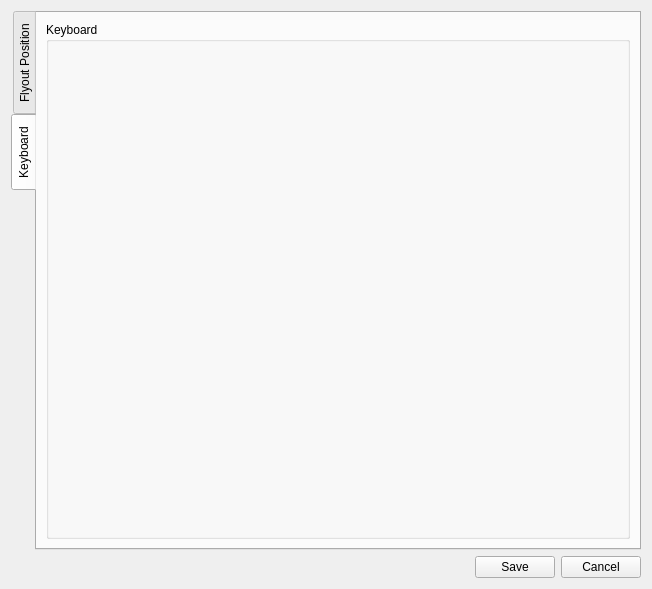
Above: earbug/FormSettingsWindow.ui from DemiRom/EarBug before the change. Below: the same form after it.
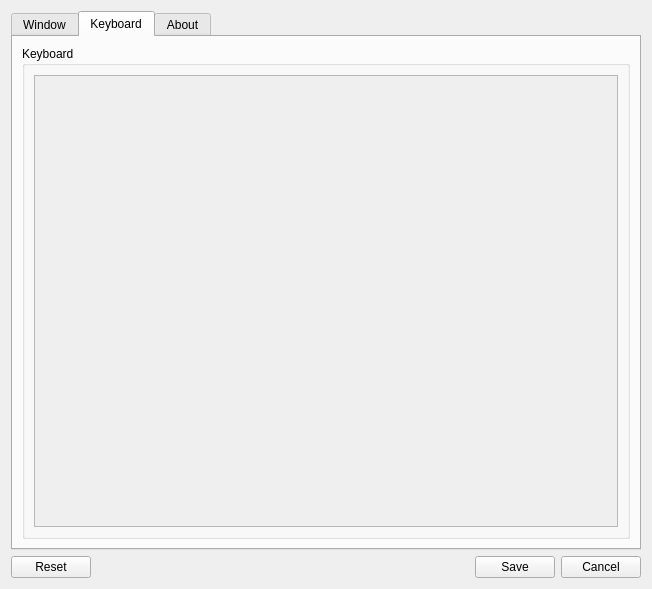
That is the form after the change. The open tabs and pages were chosen to show the change. Icons and pictures are not drawn.

Diff of the .ui file:
```diff
--- a/earbug/FormSettingsWindow.ui
+++ b/earbug/FormSettingsWindow.ui
@@ -21,7 +21,7 @@
        <item row="0" column="0">
         <widget class="QTabWidget" name="tabWidget">
          <property name="tabPosition">
-          <enum>QTabWidget::West</enum>
+          <enum>QTabWidget::North</enum>
          </property>
          <property name="tabShape">
           <enum>QTabWidget::Rounded</enum>
@@ -29,9 +29,15 @@
          <property name="currentIndex">
           <number>0</number>
          </property>
+         <property name="elideMode">
+          <enum>Qt::ElideNone</enum>
+         </property>
          <widget class="QWidget" name="flyoutTab">
           <attribute name="title">
-           <string>Flyout Position</string>
+           <string>Window</string>
+          </attribute>
+          <attribute name="toolTip">
+           <string>Window position settings</string>
           </attribute>
           <layout class="QVBoxLayout" name="verticalLayout_4">
            <item>
@@ -232,29 +238,98 @@
              </property>
              <layout class="QHBoxLayout" name="horizontalLayout_3">
               <item>
-               <spacer name="verticalSpacer">
-                <property name="orientation">
-                 <enum>Qt::Vertical</enum>
+               <widget class="QScrollArea" name="scrollArea_2">
+                <property name="widgetResizable">
+                 <bool>true</bool>
                 </property>
-                <property name="sizeHint" stdset="0">
-                 <size>
-                  <width>20</width>
-                  <height>467</height>
-                 </size>
-                </property>
-               </spacer>
+                <widget class="QWidget" name="scrollAreaWidgetContents_2">
+                 <property name="geometry">
+                  <rect>
+                   <x>0</x>
+                   <y>0</y>
+                   <width>584</width>
+                   <height>431</height>
+                  </rect>
+                 </property>
+                 <layout class="QVBoxLayout" name="verticalLayout_8">
+                  <item>
+                   <layout class="QVBoxLayout" name="keyBindControlsContainer"/>
+                  </item>
+                  <item>
+                   <spacer name="verticalSpacer_3">
+                    <property name="orientation">
+                     <enum>Qt::Vertical</enum>
+                    </property>
+                    <property name="sizeHint" stdset="0">
+                     <size>
+                      <width>20</width>
+                      <height>40</height>
+                     </size>
+                    </property>
+                   </spacer>
+                  </item>
+                 </layout>
+                </widget>
+               </widget>
               </item>
              </layout>
             </widget>
            </item>
           </layout>
          </widget>
+         <widget class="QWidget" name="aboutTab">
+          <attribute name="icon">
+           <iconset resource="EarBug.qrc">
+            <normaloff>:/about.png</normaloff>:/about.png</iconset>
+          </attribute>
+          <attribute name="title">
+           <string>About</string>
+          </attribute>
+          <layout class="QVBoxLayout" name="verticalLayout_6">
+           <item>
+            <widget class="QScrollArea" name="scrollArea">
+             <property name="widgetResizable">
+              <bool>true</bool>
+             </property>
+             <widget class="QWidget" name="scrollAreaWidgetContents">
+              <property name="geometry">
+               <rect>
+                <x>0</x>
+                <y>0</y>
+                <width>603</width>
+                <height>840</height>
+               </rect>
+              </property>
+              <layout class="QVBoxLayout" name="verticalLayout_7">
+               <item>
+                <widget class="QLabel" name="label_4">
+                 <property name="text">
+                  <string>&lt;html&gt;&lt;head/&gt;&lt;body&gt;&lt;p&gt;Created by: Demetry Romanowski&lt;/p&gt;&lt;p&gt;&lt;br/&gt;&lt;/p&gt;&lt;p&gt;Free Open Source Software&lt;/p&gt;&lt;p&gt;&lt;br/&gt;&lt;/p&gt;&lt;p&gt;MIT License&lt;/p&gt;&lt;p&gt;Copyright (c) 2012-2024 Demetry Romanowski and others&lt;/p&gt;&lt;p&gt;&lt;br/&gt;&lt;/p&gt;&lt;p&gt;Permission is hereby granted, free of charge, to any person obtaining&lt;/p&gt;&lt;p&gt;a copy of this software and associated documentation files (the&lt;/p&gt;&lt;p&gt;&amp;quot;Software&amp;quot;), to deal in the Software without restriction, including&lt;/p&gt;&lt;p&gt;without limitation the rights to use, copy, modify, merge, publish,&lt;/p&gt;&lt;p&gt;distribute, sublicense, and/or sell copies of the Software, and to&lt;/p&gt;&lt;p&gt;permit persons to whom the Software is furnished to do so, subject to&lt;/p&gt;&lt;p&gt;the following conditions:&lt;/p&gt;&lt;p&gt;&lt;br/&gt;&lt;/p&gt;&lt;p&gt;The above copyright notice and this permission notice shall be&lt;/p&gt;&lt;p&gt;included in all copies or substantial portions of the Software.&lt;/p&gt;&lt;p&gt;&lt;br/&gt;&lt;/p&gt;&lt;p&gt;THE SOFTWARE IS PROVIDED &amp;quot;AS IS&amp;quot;, WITHOUT WARRANTY OF ANY KIND,&lt;/p&gt;&lt;p&gt;EXPRESS OR IMPLIED, INCLUDING BUT NOT LIMITED TO THE WARRANTIES OF&lt;/p&gt;&lt;p&gt;MERCHANTABILITY, FITNESS FOR A PARTICULAR PURPOSE AND&lt;/p&gt;&lt;p&gt;NONINFRINGEMENT. IN NO EVENT SHALL THE AUTHORS OR COPYRIGHT HOLDERS BE&lt;/p&gt;&lt;p&gt;LIABLE FOR ANY CLAIM, DAMAGES OR OTHER LIABILITY, WHETHER IN AN ACTION&lt;/p&gt;&lt;p&gt;OF CONTRACT, TORT OR OTHERWISE, ARISING FROM, OUT OF OR IN CONNECTION&lt;/p&gt;&lt;p&gt;WITH THE SOFTWARE OR THE USE OR OTHER DEALINGS IN THE SOFTWARE.&lt;/p&gt;&lt;/body&gt;&lt;/html&gt;</string>
+                 </property>
+                 <property name="alignment">
+                  <set>Qt::AlignCenter</set>
+                 </property>
+                </widget>
+               </item>
+              </layout>
+             </widget>
+            </widget>
+           </item>
+          </layout>
+         </widget>
         </widget>
        </item>
       </layout>
      </item>
      <item>
       <layout class="QHBoxLayout" name="horizontalLayout_4">
+       <item>
+        <widget class="QPushButton" name="resetButton">
+         <property name="text">
+          <string>Reset</string>
+         </property>
+        </widget>
+       </item>
        <item>
         <spacer name="horizontalSpacer_2">
          <property name="orientation">
```
Left out of the diff: 68 changed lines with no effect on the pictures.
